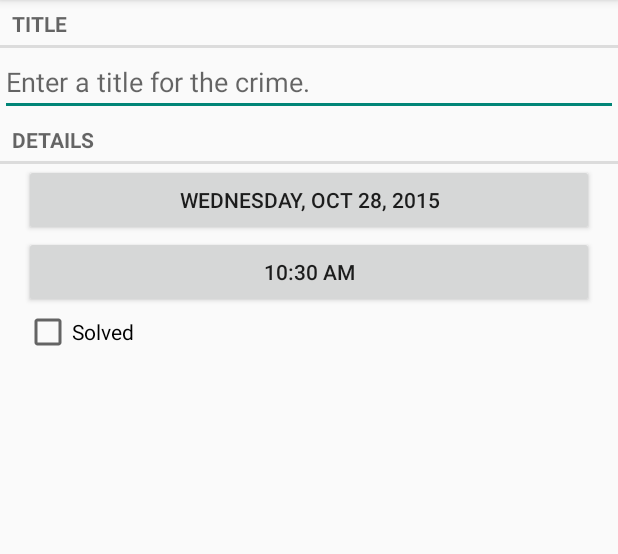
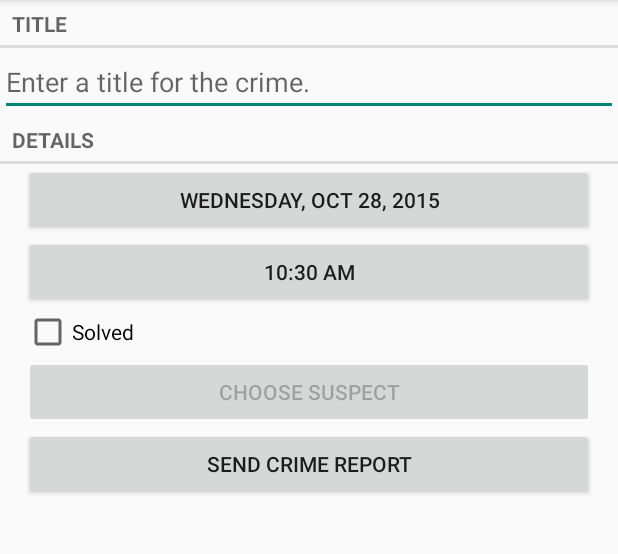
Before and after one commit to amensiko/CriminalIntent, an Android app: the screen it shows after launch (CrimePagerActivity), after a tap on "NEW CRIME", on a phone screen of 412 x 824 dp, the part 84-638 px from its top. Run offline under Robolectric (Android 15) with nearby library versions, the phone set to English and light mode, and no system bars.

Commit message:
Chapter 15 completed: Implicit Intents

```diff
--- a/app/src/main/java/com/bignerdranch/android/criminalintent/Crime.java
+++ b/app/src/main/java/com/bignerdranch/android/criminalintent/Crime.java
@@ -12,6 +12,8 @@ public class Crime {
     private String mTitle;
     private Date mDate;
     private boolean mSolved;
+
+    private String mSuspect;
 
     public Crime() {
         //Generate unique identifier
@@ -52,4 +54,12 @@ public class Crime {
     public void setSolved(boolean mSolved) {
         this.mSolved = mSolved;
     }
+
+    public String getSuspect() {
+        return mSuspect;
+    }
+
+    public void setSuspect(String mSuspect) {
+        this.mSuspect = mSuspect;
+    }
 }
--- a/app/src/main/java/com/bignerdranch/android/criminalintent/CrimeLab.java
+++ b/app/src/main/java/com/bignerdranch/android/criminalintent/CrimeLab.java
@@ -117,6 +117,7 @@ public class CrimeLab {
         values.put(CrimeTable.Cols.TITLE, crime.getTitle());
         values.put(CrimeTable.Cols.DATE, crime.getDate().getTime());
         values.put(CrimeTable.Cols.SOLVED, crime.isSolved() ? 1 : 0);
+        values.put(CrimeTable.Cols.SUSPECT, crime.getSuspect());
 
         return values;
     }
--- a/app/src/main/java/com/bignerdranch/android/criminalintent/database/CrimeBaseHelper.java
+++ b/app/src/main/java/com/bignerdranch/android/criminalintent/database/CrimeBaseHelper.java
@@ -26,7 +26,8 @@ public class CrimeBaseHelper extends SQLiteOpenHelper {
                 CrimeTable.Cols.UUID + ", " +
                 CrimeTable.Cols.TITLE + ", " +
                 CrimeTable.Cols.DATE + ", " +
-                CrimeTable.Cols.SOLVED +
+                CrimeTable.Cols.SOLVED + ", " +
+                CrimeTable.Cols.SUSPECT +
                 ")"
         );
     }
--- a/app/src/main/java/com/bignerdranch/android/criminalintent/database/CrimeCursorWrapper.java
+++ b/app/src/main/java/com/bignerdranch/android/criminalintent/database/CrimeCursorWrapper.java
@@ -24,11 +24,13 @@ public class CrimeCursorWrapper extends CursorWrapper {
         String title = getString(getColumnIndex(CrimeTable.Cols.TITLE));
         long date = getLong(getColumnIndex(CrimeTable.Cols.DATE));
         int isSolved = getInt(getColumnIndex(CrimeTable.Cols.SOLVED));
+        String suspect = getString(getColumnIndex(CrimeTable.Cols.SUSPECT));
 
         Crime crime = new Crime(UUID.fromString(uuidString));
         crime.setTitle(title);
         crime.setDate(new Date(date));
         crime.setSolved(isSolved != 0);
+        crime.setSuspect(suspect);
 
         return crime;
     }
--- a/app/src/main/java/com/bignerdranch/android/criminalintent/database/CrimeDbSchema.java
+++ b/app/src/main/java/com/bignerdranch/android/criminalintent/database/CrimeDbSchema.java
@@ -13,6 +13,7 @@ public class CrimeDbSchema {
             public static final String TITLE = "title";
             public static final String DATE = "date";
             public static final String SOLVED = "solved";
+            public static final String SUSPECT = "suspect";
         }
     }
 
--- a/app/src/main/res/layout-land/fragment_crime.xml
+++ b/app/src/main/res/layout-land/fragment_crime.xml
@@ -49,4 +49,28 @@
             android:layout_weight="1" />
     </LinearLayout>
 
+    <LinearLayout
+        android:layout_width="match_parent"
+        android:layout_height="wrap_content"
+        android:layout_marginLeft="16dp"
+        android:layout_marginRight="16dp"
+        android:orientation="horizontal" >
+
+        <Button
+            android:id="@+id/crime_suspect"
+            android:layout_width="wrap_content"
+            android:layout_height="wrap_content"
+            android:layout_weight="1"
+            android:text="@string/crime_suspect_text"/>
+
+        <Button
+            android:id="@+id/crime_report"
+            android:layout_width="wrap_content"
+            android:layout_height="wrap_content"
+            android:layout_weight="1"
+            android:text="@string/crime_report_text"/>
+
+
+    </LinearLayout>
+
 </LinearLayout>
--- a/app/src/main/res/layout/fragment_crime.xml
+++ b/app/src/main/res/layout/fragment_crime.xml
@@ -45,4 +45,20 @@
         android:layout_marginRight="16dp"
         android:text="@string/crime_solved_label"/>
 
+    <Button
+        android:id="@+id/crime_suspect"
+        android:layout_width="match_parent"
+        android:layout_height="wrap_content"
+        android:layout_marginLeft="16dp"
+        android:layout_marginRight="16dp"
+        android:text="@string/crime_suspect_text"/>
+
+    <Button
+        android:id="@+id/crime_report"
+        android:layout_width="match_parent"
+        android:layout_height="wrap_content"
+        android:layout_marginLeft="16dp"
+        android:layout_marginRight="16dp"
+        android:text="@string/crime_report_text"/>
+
 </LinearLayout>
--- a/app/src/main/res/values/strings.xml
+++ b/app/src/main/res/values/strings.xml
@@ -29,4 +29,18 @@
 
     <string name="empty_list">There are no crimes</string>
 
+    <string name="crime_suspect_text">Choose Suspect</string>
+    <string name="crime_report_text">Send Crime Report</string>
+
+    <string name="crime_report">%1$s!
+        The crime was discovered on %2$s. %3$s, and %4$s
+    </string>
+    <string name="crime_report_solved">The case is solved</string>
+    <string name="crime_report_unsolved">The case is not solved</string>
+    <string name="crime_report_no_suspect">there is no suspect.</string>
+    <string name="crime_report_suspect">the suspect is %s.</string>
+    <string name="crime_report_subject">CriminalIntent Crime Report</string>
+    <string name="send_report">Send crime report via</string>
+
+
 </resources>
```
Also changed, not shown: app/src/main/java/com/bignerdranch/android/criminalintent/CrimeFragment.java (+91 -2 lines).
